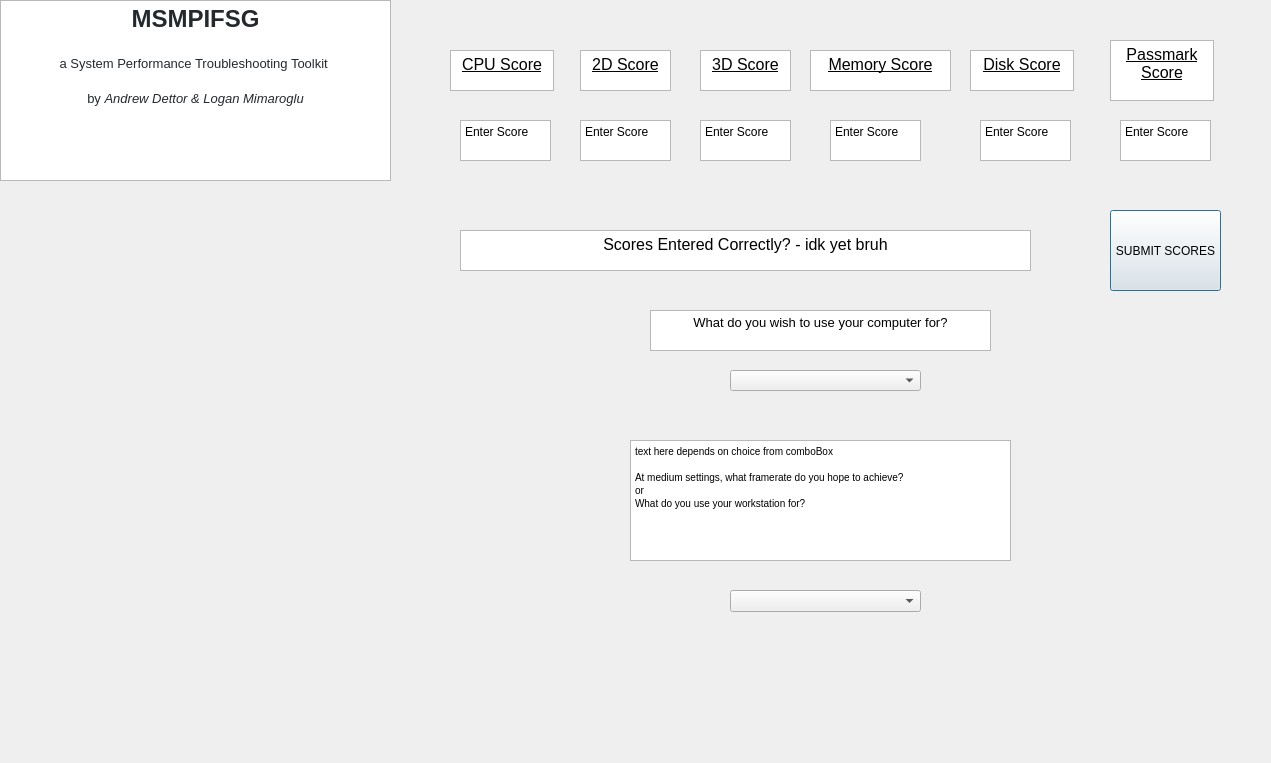
Qt form guiLayout.ui (AndrewDettor/EDD-Project) before a commit.
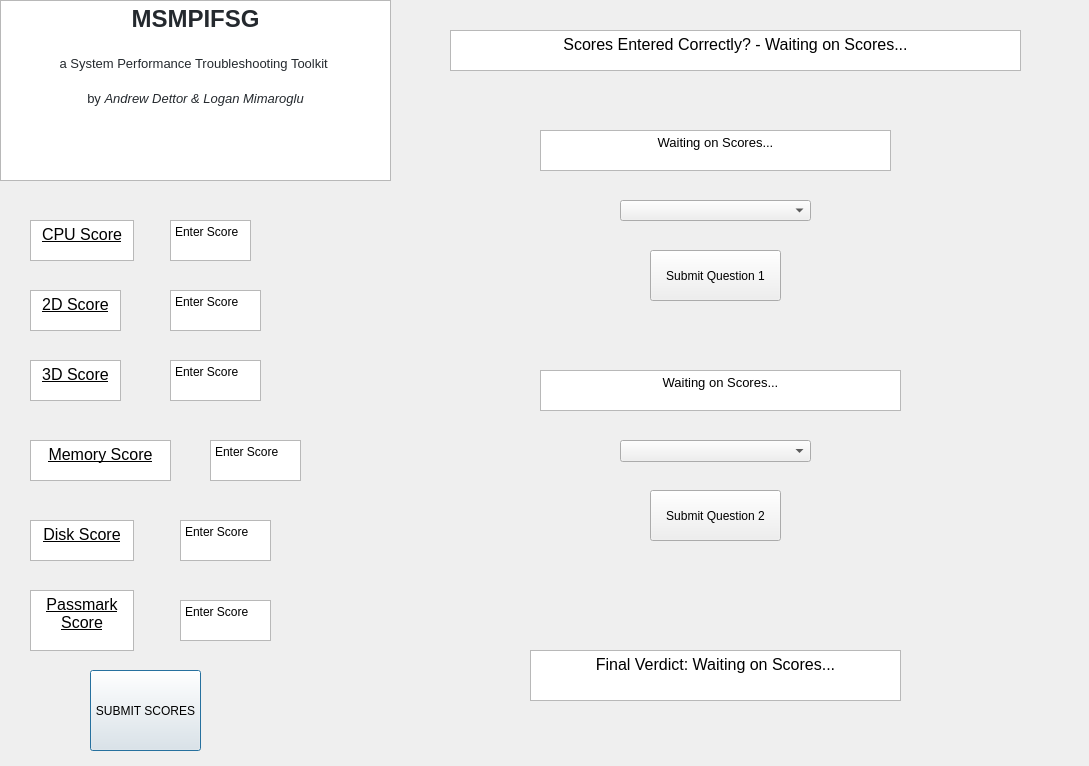
The same form after that commit.

Commit message: reorganize UI layout, add userPrompt's logic to guiMain (except for input checking)

The edit to the form file:
```diff
--- a/guiLayout.ui
+++ b/guiLayout.ui
@@ -6,8 +6,8 @@
    <rect>
     <x>0</x>
     <y>0</y>
-    <width>1271</width>
-    <height>763</height>
+    <width>1089</width>
+    <height>766</height>
    </rect>
   </property>
   <property name="windowTitle">
@@ -38,8 +38,8 @@
   <widget class="QTextEdit" name="textEdit_2">
    <property name="geometry">
     <rect>
-     <x>810</x>
-     <y>50</y>
+     <x>30</x>
+     <y>440</y>
      <width>141</width>
      <height>41</height>
     </rect>
@@ -55,8 +55,8 @@
   <widget class="QTextEdit" name="textEdit_3">
    <property name="geometry">
     <rect>
-     <x>450</x>
-     <y>50</y>
+     <x>30</x>
+     <y>220</y>
      <width>104</width>
      <height>41</height>
     </rect>
@@ -72,8 +72,8 @@
   <widget class="QTextEdit" name="textEdit_4">
    <property name="geometry">
     <rect>
-     <x>700</x>
-     <y>50</y>
+     <x>30</x>
+     <y>360</y>
      <width>91</width>
      <height>41</height>
     </rect>
@@ -89,8 +89,8 @@
   <widget class="QTextEdit" name="textEdit_5">
    <property name="geometry">
     <rect>
-     <x>580</x>
-     <y>50</y>
+     <x>30</x>
+     <y>290</y>
      <width>91</width>
      <height>41</height>
     </rect>
@@ -106,8 +106,8 @@
   <widget class="QTextEdit" name="textEdit_6">
    <property name="geometry">
     <rect>
-     <x>970</x>
-     <y>50</y>
+     <x>30</x>
+     <y>520</y>
      <width>104</width>
      <height>41</height>
     </rect>
@@ -123,8 +123,8 @@
   <widget class="QTextEdit" name="textEdit_7">
    <property name="geometry">
     <rect>
-     <x>1110</x>
-     <y>40</y>
+     <x>30</x>
+     <y>590</y>
      <width>104</width>
      <height>61</height>
     </rect>
@@ -140,9 +140,9 @@
   <widget class="QPlainTextEdit" name="plainTextEdit">
    <property name="geometry">
     <rect>
-     <x>460</x>
-     <y>120</y>
-     <width>91</width>
+     <x>170</x>
+     <y>220</y>
+     <width>81</width>
      <height>41</height>
     </rect>
    </property>
@@ -153,8 +153,8 @@
   <widget class="QPlainTextEdit" name="plainTextEdit_2">
    <property name="geometry">
     <rect>
-     <x>580</x>
-     <y>120</y>
+     <x>170</x>
+     <y>290</y>
      <width>91</width>
      <height>41</height>
     </rect>
@@ -166,8 +166,8 @@
   <widget class="QPlainTextEdit" name="plainTextEdit_3">
    <property name="geometry">
     <rect>
-     <x>700</x>
-     <y>120</y>
+     <x>170</x>
+     <y>360</y>
      <width>91</width>
      <height>41</height>
     </rect>
@@ -179,8 +179,8 @@
   <widget class="QPlainTextEdit" name="plainTextEdit_4">
    <property name="geometry">
     <rect>
-     <x>830</x>
-     <y>120</y>
+     <x>210</x>
+     <y>440</y>
      <width>91</width>
      <height>41</height>
     </rect>
@@ -192,8 +192,8 @@
   <widget class="QPlainTextEdit" name="plainTextEdit_5">
    <property name="geometry">
     <rect>
-     <x>980</x>
-     <y>120</y>
+     <x>180</x>
+     <y>520</y>
      <width>91</width>
      <height>41</height>
     </rect>
@@ -205,8 +205,8 @@
   <widget class="QPlainTextEdit" name="plainTextEdit_6">
    <property name="geometry">
     <rect>
-     <x>1120</x>
-     <y>120</y>
+     <x>180</x>
+     <y>600</y>
      <width>91</width>
      <height>41</height>
     </rect>
@@ -218,8 +218,8 @@
   <widget class="QTextEdit" name="textEdit_8">
    <property name="geometry">
     <rect>
-     <x>460</x>
-     <y>230</y>
+     <x>450</x>
+     <y>30</y>
      <width>571</width>
      <height>41</height>
     </rect>
@@ -229,15 +229,15 @@
 &lt;html&gt;&lt;head&gt;&lt;meta name=&quot;qrichtext&quot; content=&quot;1&quot; /&gt;&lt;style type=&quot;text/css&quot;&gt;
 p, li { white-space: pre-wrap; }
 &lt;/style&gt;&lt;/head&gt;&lt;body style=&quot; font-family:'MS Shell Dlg 2'; font-size:7.8pt; font-weight:400; font-style:normal;&quot;&gt;
-&lt;p align=&quot;center&quot; style=&quot; margin-top:0px; margin-bottom:0px; margin-left:0px; margin-right:0px; -qt-block-indent:0; text-indent:0px;&quot;&gt;&lt;span style=&quot; font-size:12pt;&quot;&gt;Scores Entered Correctly? - idk yet bruh&lt;/span&gt;&lt;/p&gt;&lt;/body&gt;&lt;/html&gt;</string>
+&lt;p align=&quot;center&quot; style=&quot; margin-top:0px; margin-bottom:0px; margin-left:0px; margin-right:0px; -qt-block-indent:0; text-indent:0px;&quot;&gt;&lt;span style=&quot; font-size:12pt;&quot;&gt;Scores Entered Correctly? - Waiting on Scores...&lt;/span&gt;&lt;/p&gt;&lt;/body&gt;&lt;/html&gt;</string>
    </property>
   </widget>
   <widget class="QTextEdit" name="textEdit_9">
    <property name="geometry">
     <rect>
-     <x>650</x>
-     <y>310</y>
-     <width>341</width>
+     <x>540</x>
+     <y>130</y>
+     <width>351</width>
      <height>41</height>
     </rect>
    </property>
@@ -246,14 +246,14 @@
 &lt;html&gt;&lt;head&gt;&lt;meta name=&quot;qrichtext&quot; content=&quot;1&quot; /&gt;&lt;style type=&quot;text/css&quot;&gt;
 p, li { white-space: pre-wrap; }
 &lt;/style&gt;&lt;/head&gt;&lt;body style=&quot; font-family:'MS Shell Dlg 2'; font-size:7.8pt; font-weight:400; font-style:normal;&quot;&gt;
-&lt;p align=&quot;center&quot; style=&quot; margin-top:0px; margin-bottom:0px; margin-left:0px; margin-right:0px; -qt-block-indent:0; text-indent:0px;&quot;&gt;&lt;span style=&quot; font-size:10pt;&quot;&gt;What do you wish to use your computer for?&lt;/span&gt;&lt;/p&gt;&lt;/body&gt;&lt;/html&gt;</string>
+&lt;p align=&quot;center&quot; style=&quot; margin-top:0px; margin-bottom:0px; margin-left:0px; margin-right:0px; -qt-block-indent:0; text-indent:0px;&quot;&gt;&lt;span style=&quot; font-size:10pt;&quot;&gt;Waiting on Scores...&lt;/span&gt;&lt;/p&gt;&lt;/body&gt;&lt;/html&gt;</string>
    </property>
   </widget>
   <widget class="QComboBox" name="comboBox">
    <property name="geometry">
     <rect>
-     <x>730</x>
-     <y>370</y>
+     <x>620</x>
+     <y>200</y>
      <width>191</width>
      <height>21</height>
     </rect>
@@ -262,10 +262,10 @@
   <widget class="QTextEdit" name="textEdit_10">
    <property name="geometry">
     <rect>
-     <x>630</x>
-     <y>440</y>
-     <width>381</width>
-     <height>121</height>
+     <x>540</x>
+     <y>370</y>
+     <width>361</width>
+     <height>41</height>
     </rect>
    </property>
    <property name="html">
@@ -273,19 +273,14 @@
 &lt;html&gt;&lt;head&gt;&lt;meta name=&quot;qrichtext&quot; content=&quot;1&quot; /&gt;&lt;style type=&quot;text/css&quot;&gt;
 p, li { white-space: pre-wrap; }
 &lt;/style&gt;&lt;/head&gt;&lt;body style=&quot; font-family:'MS Shell Dlg 2'; font-size:7.8pt; font-weight:400; font-style:normal;&quot;&gt;
-&lt;p style=&quot; margin-top:0px; margin-bottom:0px; margin-left:0px; margin-right:0px; -qt-block-indent:0; text-indent:0px;&quot;&gt;text here depends on choice from comboBox&lt;/p&gt;
-&lt;p style=&quot;-qt-paragraph-type:empty; margin-top:0px; margin-bottom:0px; margin-left:0px; margin-right:0px; -qt-block-indent:0; text-indent:0px;&quot;&gt;&lt;br /&gt;&lt;/p&gt;
-&lt;p style=&quot; margin-top:0px; margin-bottom:0px; margin-left:0px; margin-right:0px; -qt-block-indent:0; text-indent:0px;&quot;&gt;At medium settings, what framerate do you hope to achieve?&lt;/p&gt;
-&lt;p style=&quot; margin-top:0px; margin-bottom:0px; margin-left:0px; margin-right:0px; -qt-block-indent:0; text-indent:0px;&quot;&gt;or &lt;/p&gt;
-&lt;p style=&quot; margin-top:0px; margin-bottom:0px; margin-left:0px; margin-right:0px; -qt-block-indent:0; text-indent:0px;&quot;&gt;What do you use your workstation for?&lt;/p&gt;
-&lt;p style=&quot;-qt-paragraph-type:empty; margin-top:0px; margin-bottom:0px; margin-left:0px; margin-right:0px; -qt-block-indent:0; text-indent:0px;&quot;&gt;&lt;br /&gt;&lt;/p&gt;&lt;/body&gt;&lt;/html&gt;</string>
+&lt;p align=&quot;center&quot; style=&quot; margin-top:0px; margin-bottom:0px; margin-left:0px; margin-right:0px; -qt-block-indent:0; text-indent:0px;&quot;&gt;&lt;span style=&quot; font-size:10pt;&quot;&gt;Waiting on Scores...&lt;/span&gt;&lt;/p&gt;&lt;/body&gt;&lt;/html&gt;</string>
    </property>
   </widget>
   <widget class="QComboBox" name="comboBox_2">
    <property name="geometry">
     <rect>
-     <x>730</x>
-     <y>590</y>
+     <x>620</x>
+     <y>440</y>
      <width>191</width>
      <height>22</height>
     </rect>
@@ -294,8 +289,8 @@
   <widget class="QPushButton" name="pushButton">
    <property name="geometry">
     <rect>
-     <x>1110</x>
-     <y>210</y>
+     <x>90</x>
+     <y>670</y>
      <width>111</width>
      <height>81</height>
     </rect>
@@ -304,6 +299,49 @@
     <string>SUBMIT SCORES</string>
    </property>
   </widget>
+  <widget class="QPushButton" name="pushButton_2">
+   <property name="geometry">
+    <rect>
+     <x>650</x>
+     <y>250</y>
+     <width>131</width>
+     <height>51</height>
+    </rect>
+   </property>
+   <property name="text">
+    <string>Submit Question 1</string>
+   </property>
+  </widget>
+  <widget class="QPushButton" name="pushButton_3">
+   <property name="geometry">
+    <rect>
+     <x>650</x>
+     <y>490</y>
+     <width>131</width>
+     <height>51</height>
+    </rect>
+   </property>
+   <property name="text">
+    <string>Submit Question 2</string>
+   </property>
+  </widget>
+  <widget class="QTextEdit" name="textEdit_11">
+   <property name="geometry">
+    <rect>
+     <x>530</x>
+     <y>650</y>
+     <width>371</width>
+     <height>51</height>
+    </rect>
+   </property>
+   <property name="html">
+    <string>&lt;!DOCTYPE HTML PUBLIC &quot;-//W3C//DTD HTML 4.0//EN&quot; &quot;http://www.w3.org/TR/REC-html40/strict.dtd&quot;&gt;
+&lt;html&gt;&lt;head&gt;&lt;meta name=&quot;qrichtext&quot; content=&quot;1&quot; /&gt;&lt;style type=&quot;text/css&quot;&gt;
+p, li { white-space: pre-wrap; }
+&lt;/style&gt;&lt;/head&gt;&lt;body style=&quot; font-family:'MS Shell Dlg 2'; font-size:7.8pt; font-weight:400; font-style:normal;&quot;&gt;
+&lt;p align=&quot;center&quot; style=&quot; margin-top:0px; margin-bottom:0px; margin-left:0px; margin-right:0px; -qt-block-indent:0; text-indent:0px;&quot;&gt;&lt;span style=&quot; font-size:12pt;&quot;&gt;Final Verdict: Waiting on Scores...&lt;/span&gt;&lt;/p&gt;&lt;/body&gt;&lt;/html&gt;</string>
+   </property>
+  </widget>
  </widget>
  <resources/>
  <connections/>
```
The commit also changes 3 other files.
